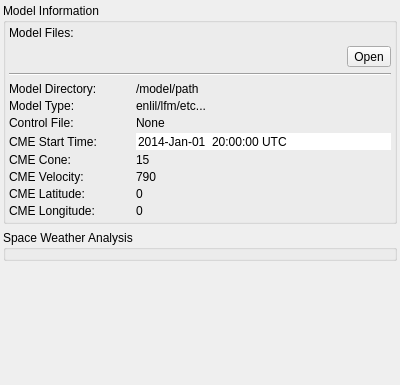
ghost-kit/GHOST, file ghost-kit/SwFT/ui/SwFTdockPanel.ui: the form before one commit.
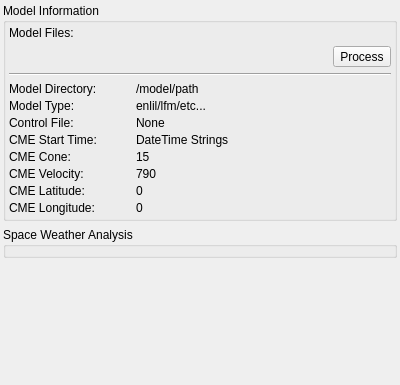
The form after the commit. Custom widgets are drawn as their Qt base class.

Diff of the .ui file:
```diff
--- a/ghost-kit/SwFT/ui/SwFTdockPanel.ui
+++ b/ghost-kit/SwFT/ui/SwFTdockPanel.ui
@@ -87,7 +87,7 @@
          <item row="1" column="1">
           <widget class="QToolButton" name="toolButton">
            <property name="text">
-            <string>Open</string>
+            <string>Process</string>
            </property>
           </widget>
          </item>
@@ -161,55 +161,6 @@
            </property>
           </widget>
          </item>
-         <item row="3" column="1">
-          <widget class="QDateTimeEdit" name="CMEStartTime">
-           <property name="enabled">
-            <bool>true</bool>
-           </property>
-           <property name="frame">
-            <bool>false</bool>
-           </property>
-           <property name="readOnly">
-            <bool>true</bool>
-           </property>
-           <property name="buttonSymbols">
-            <enum>QAbstractSpinBox::NoButtons</enum>
-           </property>
-           <property name="keyboardTracking">
-            <bool>false</bool>
-           </property>
-           <property name="dateTime">
-            <datetime>
-             <hour>20</hour>
-             <minute>0</minute>
-             <second>0</second>
-             <year>2014</year>
-             <month>1</month>
-             <day>1</day>
-            </datetime>
-           </property>
-           <property name="date">
-            <date>
-             <year>2014</year>
-             <month>1</month>
-             <day>1</day>
-            </date>
-           </property>
-           <property name="time">
-            <time>
-             <hour>20</hour>
-             <minute>0</minute>
-             <second>0</second>
-            </time>
-           </property>
-           <property name="displayFormat">
-            <string>yyyy-MMM-dd  HH:mm:ss UTC</string>
-           </property>
-           <property name="timeSpec">
-            <enum>Qt::UTC</enum>
-           </property>
-          </widget>
-         </item>
          <item row="3" column="0">
           <widget class="QLabel" name="CMEStartTimeLabel">
            <property name="maximumSize">
@@ -293,6 +244,13 @@
            </property>
           </widget>
          </item>
+         <item row="3" column="1">
+          <widget class="QLabel" name="CMEStartTime">
+           <property name="text">
+            <string>DateTime Strings</string>
+           </property>
+          </widget>
+         </item>
         </layout>
        </widget>
       </item>
```
Left out of the diff: 4 changed lines with no effect on the pictures.
